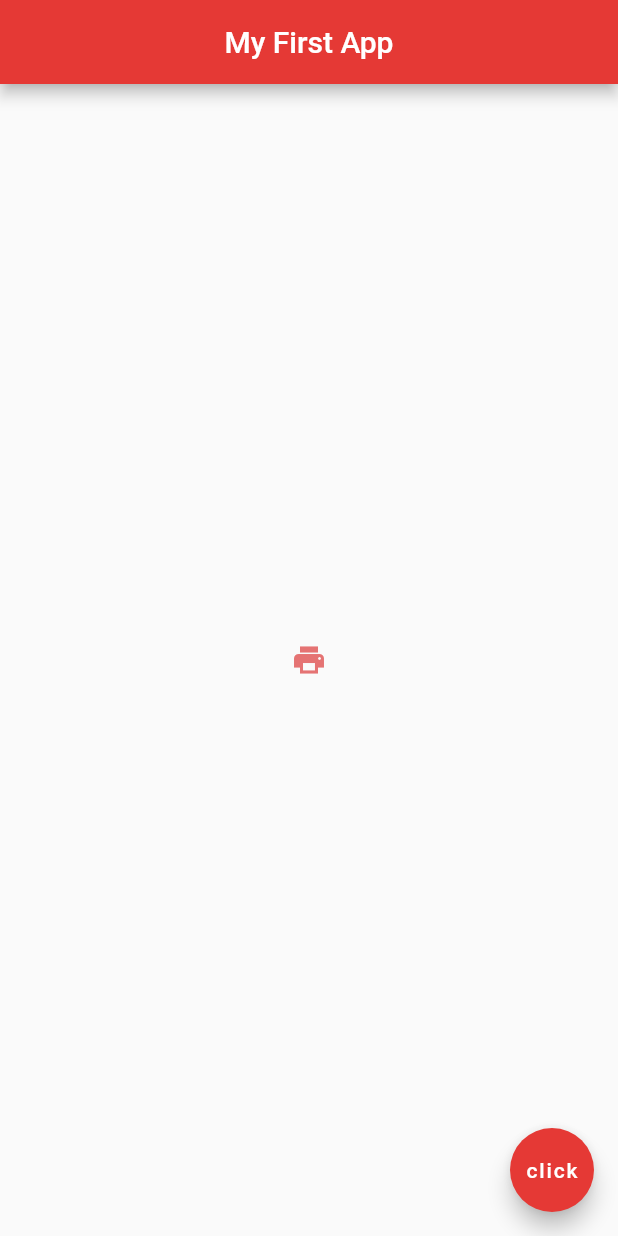
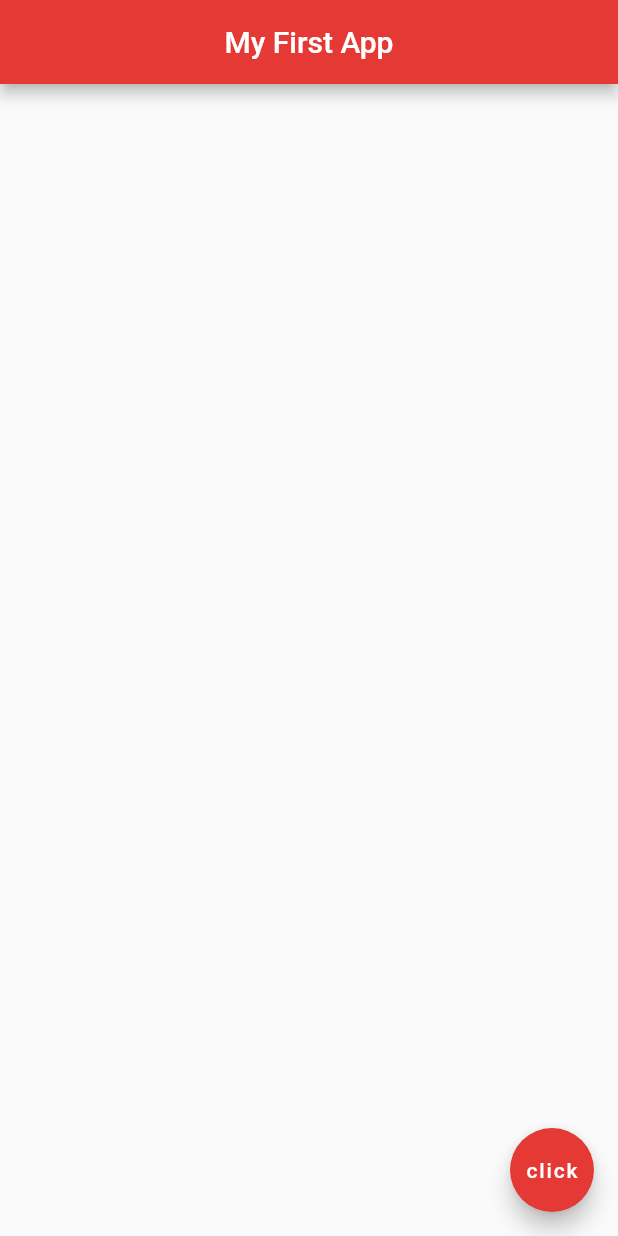
Before and after one commit to hollyphat/flutter-tutorial, a Flutter app: the screen it shows after launch, on a phone screen of 412 x 824 dp. Run offline on Flutter 3.47's test engine with Material 2 defaults, Android fonts, the phone set to English and light mode, and no system bars.

Commit message:
Add container

```diff
--- a/lib/main.dart
+++ b/lib/main.dart
@@ -14,12 +14,8 @@ class Home extends StatelessWidget {
         centerTitle: true,
         backgroundColor: Colors.red[600],
       ),
-      body: Center(
-        child: IconButton(
-          icon: Icon(Icons.print),
-          onPressed: () {},
-          color: Colors.red[300],
-        )
+      body: Container(
+
       ),
       floatingActionButton: FloatingActionButton(
         onPressed: () {},
```
